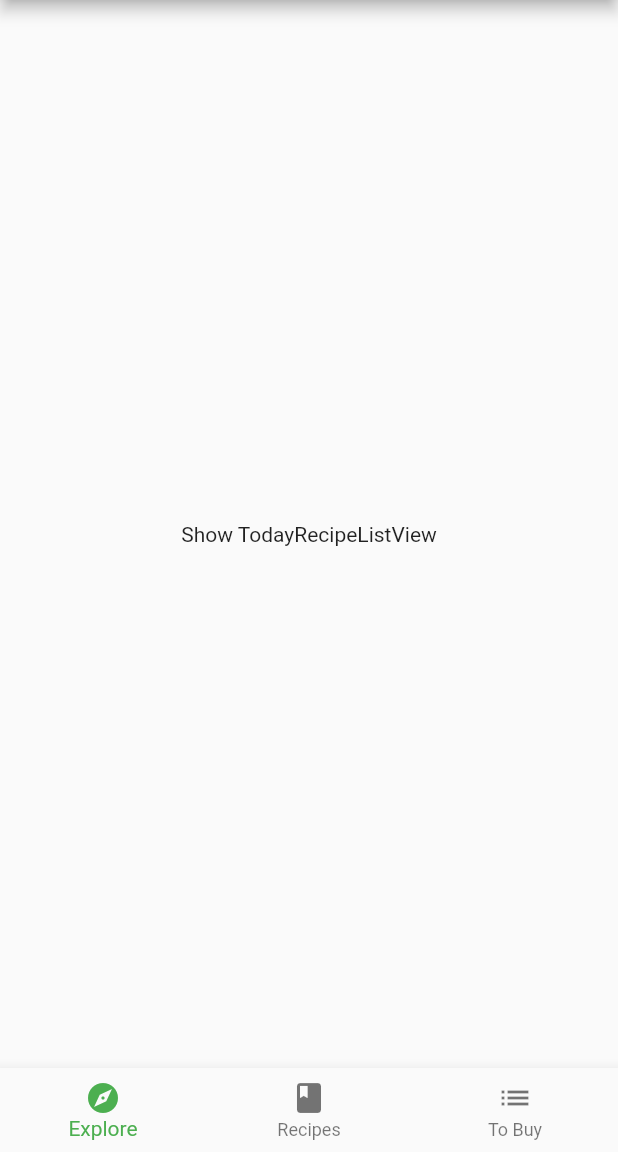
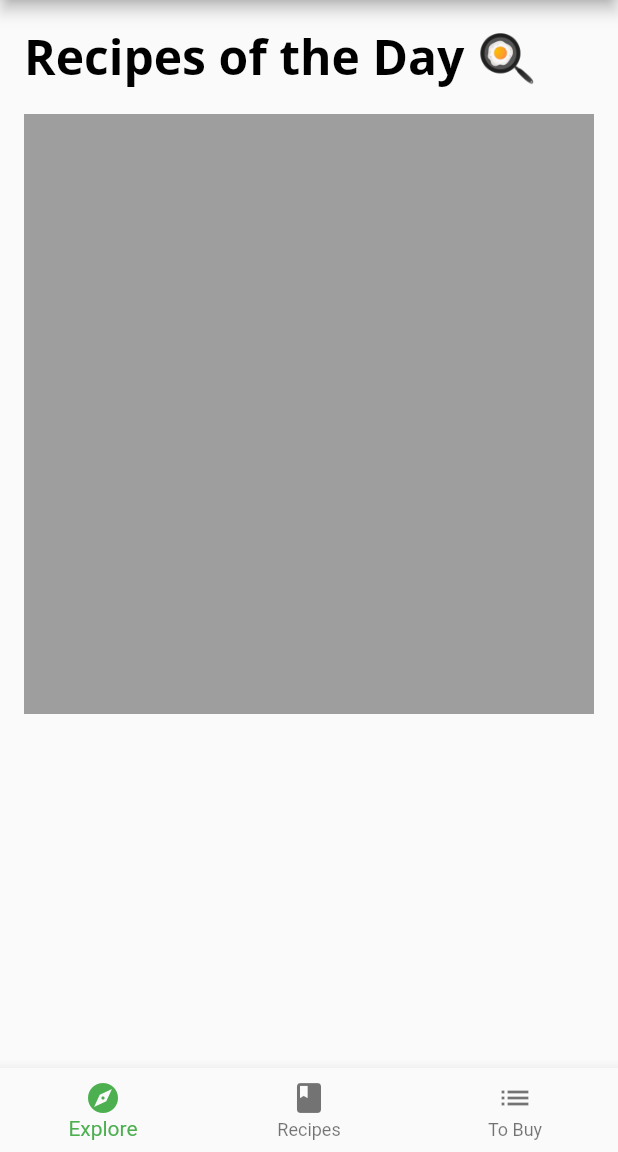
Before and after one commit to ghrms80/flta-ch05, a Flutter app: the screen it shows after launch, on a phone screen of 412 x 824 dp, the part 84-1236 px from its top. Run offline on Flutter 3.47's test engine with Material 2 defaults, Android fonts, the phone set to English and light mode, and no system bars; our stand-ins replace google_fonts.

Commit message:
Building Recipes of the Day

```diff
--- a/lib/components/components.dart
+++ b/lib/components/components.dart
@@ -3,3 +3,4 @@
 export 'card2.dart';
 export 'card3.dart';
 export 'circle_image.dart';
+export 'today_recipe_list_view.dart';
--- /dev/null
+++ b/lib/components/today_recipe_list_view.dart
@@ -0,0 +1,47 @@
+import 'package:flutter/material.dart';
+// 1
+import 'package:ch05_scrollable_widgets/models/models.dart';
+
+class TodayRecipelistView extends StatelessWidget {
+  // 2
+  final List<ExploreRecipe> recipes;
+
+  const TodayRecipelistView({
+    super.key,
+    required this.recipes,
+  });
+
+  @override
+  Widget build(BuildContext context) {
+    // 3
+    return Padding(
+      padding: const EdgeInsets.only(
+        left: 16,
+        right: 16,
+        top: 16,
+      ),
+      // 4
+      child: Column(
+        crossAxisAlignment: CrossAxisAlignment.start,
+        children: [
+          // 5
+          Text(
+            'Recipes of the Day 🍳', // fried egg
+            style: Theme.of(context).textTheme.headline1,
+          ),
+          // 6
+          const SizedBox(
+            height: 16,
+          ),
+          // 7
+          Container(
+            height: 400,
+            // TODO: Add ListView Here
+            color: Colors.grey,
+          ),
+        ],
+      ),
+    );
+  }
+  // TODO: Add buildCard() widget here
+}
--- a/lib/screens/explore_screen.dart
+++ b/lib/screens/explore_screen.dart
@@ -1,3 +1,4 @@
+import 'package:ch05_scrollable_widgets/components/components.dart';
 import 'package:ch05_scrollable_widgets/models/explore_data.dart';
 import 'package:flutter/material.dart';
 
@@ -19,12 +20,7 @@
         if (snapshot.connectionState == ConnectionState.done) {
           // 5
           final recipes = snapshot.data?.todayRecipes ?? [];
-          // TODO: Replace this with TodayRecipeListView
-          return Center(
-            child: Container(
-              child: const Text('Show TodayRecipeListView'),
-            ),
-          );
+          return TodayRecipelistView(recipes: recipes);
         } else {
           // 6
           return const Center(
```
